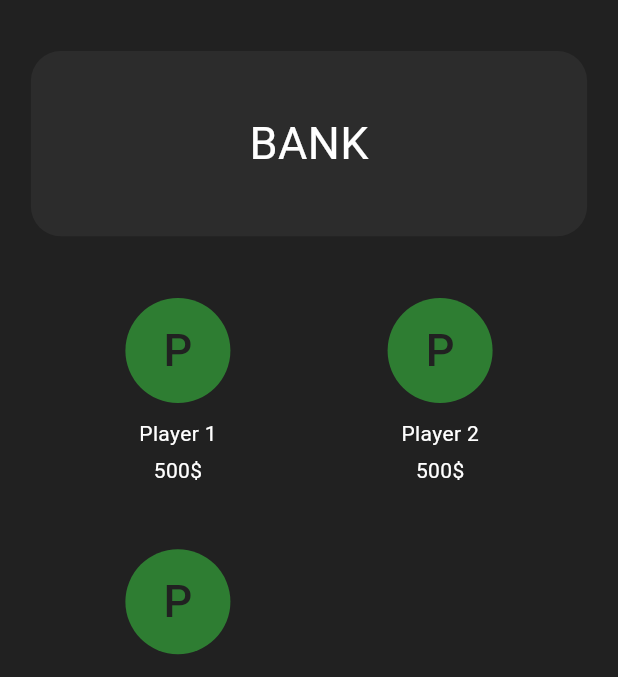
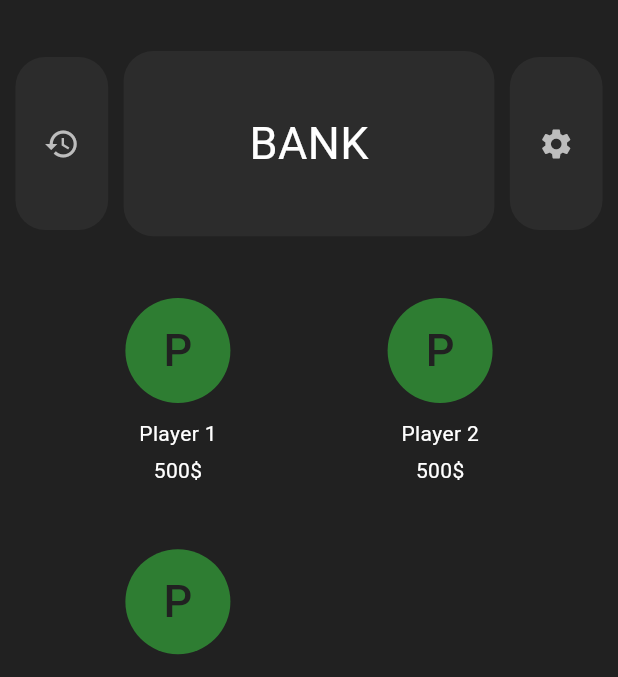
Before and after one commit to C41f0N/monopoly_banker, a Flutter app: the screen it shows after launch, in the side drawer, after a tap on the "add" icon, on a phone screen of 412 x 824 dp, the part 64-741 px from its top. Run offline on Flutter 3.47's test engine with Material 3 defaults, Android fonts, the phone set to English and light mode, and no system bars; our stand-ins replace hive_flutter; accounts and stored records are empty.

Commit message:
added UI for settings and transaction history. added a limit to maximum players.

```diff
--- a/lib/class_structure/game.dart
+++ b/lib/class_structure/game.dart
@@ -120,7 +120,7 @@ class Game extends ChangeNotifier {
 
     for (Transaction transaction in transactions) {
       transactionsListString.add(
-          "${transaction.fromPlayer},${transaction.toPlayer},${transaction.amount}");
+          "${transaction.fromPlayer}|${transaction.toPlayer}|${transaction.amount}|${transaction.transactionTime.millisecondsSinceEpoch}");
     }
 
     _myBox.put("${gameName}__transactions", transactionsListString);
@@ -163,11 +163,14 @@ class Game extends ChangeNotifier {
       transactions = [];
 
       for (String transactionData in transactionsListString) {
-        String fromPlayer = transactionData.split(",")[0];
-        String toPlayer = transactionData.split(",")[1];
-        int amount = int.parse(transactionData.split(",")[2]);
+        String fromPlayer = transactionData.split("|")[0];
+        String toPlayer = transactionData.split("|")[1];
+        int amount = int.parse(transactionData.split("|")[2]);
+        DateTime transactionTime = DateTime.fromMillisecondsSinceEpoch(
+            int.parse(transactionData.split("|")[3]));
 
-        transactions.add(Transaction(fromPlayer, toPlayer, amount));
+        transactions
+            .add(Transaction(fromPlayer, toPlayer, amount, transactionTime));
       }
     }
   }
@@ -195,6 +198,11 @@ class Game extends ChangeNotifier {
     notifyListeners();
   }
 
+  bool playerExists(String playerName) {
+    getGameFromHive();
+    return players.indexWhere((player) => player.name == playerName) != -1;
+  }
+
   void addTransaction(String fromPlayer, String toPlayer, int amount) {
     if ((fromPlayer == "__BANK__" ||
             players
@@ -219,7 +227,8 @@ class Game extends ChangeNotifier {
       }
 
       // add transaction object to list
-      transactions.add(Transaction(fromPlayer, toPlayer, amount));
+      transactions
+          .add(Transaction(fromPlayer, toPlayer, amount, DateTime.now()));
 
       saveGameToHive();
       notifyListeners();
--- a/lib/class_structure/transaction.dart
+++ b/lib/class_structure/transaction.dart
@@ -1,6 +1,8 @@
 class Transaction {
   String fromPlayer, toPlayer;
   int amount;
+  DateTime transactionTime;
 
-  Transaction(this.fromPlayer, this.toPlayer, this.amount);
+  Transaction(
+      this.fromPlayer, this.toPlayer, this.amount, this.transactionTime);
 }
--- a/lib/pages/home.dart
+++ b/lib/pages/home.dart
@@ -1,6 +1,5 @@
 import 'package:flutter/material.dart';
 import 'package:monopoly_banker/class_structure/game.dart';
-import 'package:monopoly_banker/class_structure/player.dart';
 import 'package:monopoly_banker/dialogues/add_game_dialogue.dart';
 import 'package:monopoly_banker/dialogues/money_transfer_dialogue.dart';
 import 'package:monopoly_banker/dialogues/add_player_dialogue.dart';
@@ -96,14 +95,30 @@ class _HomeState extends State<Home> {
               children: [
                 SizedBox(height: MediaQuery.of(context).size.height * 0.025),
 
+                Row(
+                  mainAxisAlignment: MainAxisAlignment.spaceEvenly,
+                  children: [
+                    // Transactions
+                    GestureDetector(
+                      child: Container(
+                        height: MediaQuery.of(context).size.height * 0.14,
+                        width: MediaQuery.of(context).size.width * 0.15,
+                        decoration: BoxDecoration(
+                          color: const Color.fromARGB(255, 44, 44, 44),
+                          borderRadius: BorderRadius.circular(20),
+                        ),
+                        alignment: Alignment.center,
+                        child: Icon(
+                          Icons.history,
+                          color: Colors.grey[400],
+                        ),
+                      ),
+                    ),
+
                     // Bank
-                Padding(
-                  padding: EdgeInsets.symmetric(
-                    horizontal: MediaQuery.of(context).size.width * 0.05,
-                  ),
-                  child: Container(
+                    Container(
                       height: MediaQuery.of(context).size.height * 0.15,
-                    width: MediaQuery.of(context).size.width * 0.9,
+                      width: MediaQuery.of(context).size.width * 0.6,
                       decoration: BoxDecoration(
                         color: const Color.fromARGB(255, 44, 44, 44),
                         borderRadius: BorderRadius.circular(20),
@@ -111,6 +126,22 @@ class _HomeState extends State<Home> {
                       alignment: Alignment.center,
                       child: const Text("BANK", style: TextStyle(fontSize: 30)),
                     ),
+
+                    // Manage Game
+                    Container(
+                      height: MediaQuery.of(context).size.height * 0.14,
+                      width: MediaQuery.of(context).size.width * 0.15,
+                      decoration: BoxDecoration(
+                        color: const Color.fromARGB(255, 44, 44, 44),
+                        borderRadius: BorderRadius.circular(20),
+                      ),
+                      alignment: Alignment.center,
+                      child: Icon(
+                        Icons.settings,
+                        color: Colors.grey[400],
+                      ),
+                    ),
+                  ],
                 ),
 
                 SizedBox(
@@ -162,10 +193,27 @@ class _HomeState extends State<Home> {
         ),
         floatingActionButton: FloatingActionButton(
           onPressed: () {
+            if (game.players.length >= 6) {
               showDialog(
                 context: context,
-              builder: (context) => AddPlayerDialogue(),
+                builder: (context) => AlertDialog(
+                  title: const Text("Maximum number or players reached!"),
+                  actions: [
+                    ElevatedButton(
+                      onPressed: () {
+                        Navigator.of(context).pop();
+                      },
+                      child: const Text("Got it."),
+                    )
+                  ],
+                ),
               );
+            } else {
+              showDialog(
+                context: context,
+                builder: (context) => const AddPlayerDialogue(),
+              );
+            }
           },
           child: const Icon(Icons.add),
         ),
--- a/lib/widgets/player_avatar.dart
+++ b/lib/widgets/player_avatar.dart
@@ -9,6 +9,7 @@ class PlayerAvatar extends StatelessWidget {
   @override
   Widget build(BuildContext context) {
     return Column(
+      crossAxisAlignment: CrossAxisAlignment.center,
       children: [
         SizedBox(
           height: 70,
```
Also changed, not shown: lib/dialogues/add_player_dialogue.dart (+11 -5 lines). Lines whose indentation alone changed are shown as unchanged.
